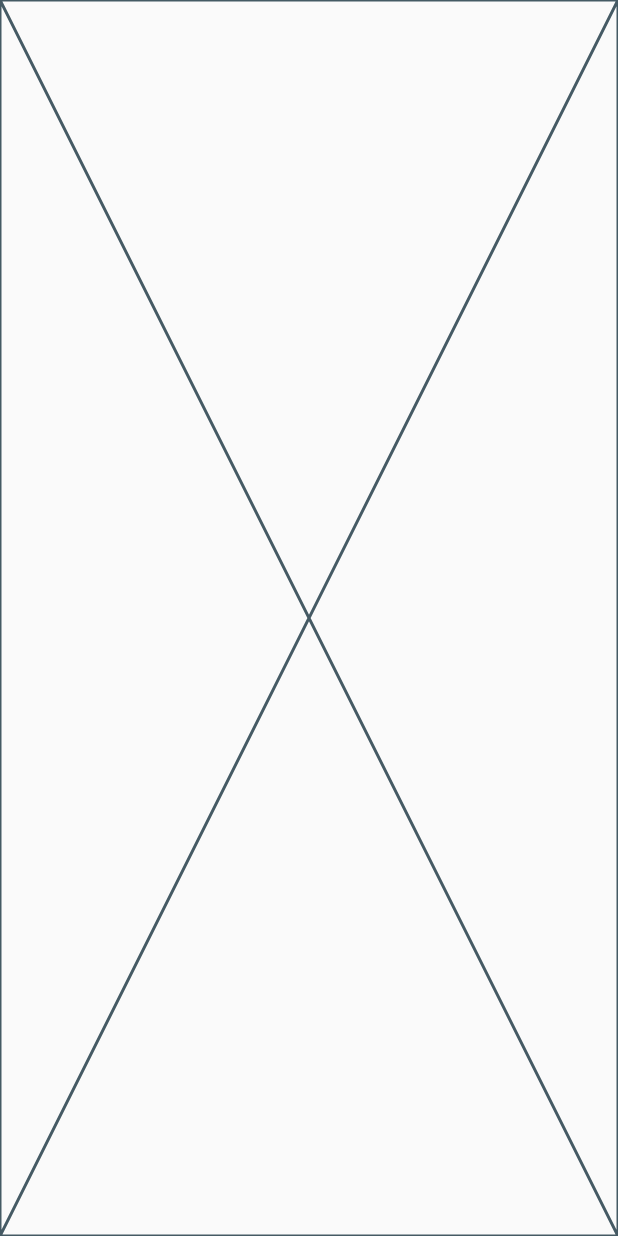
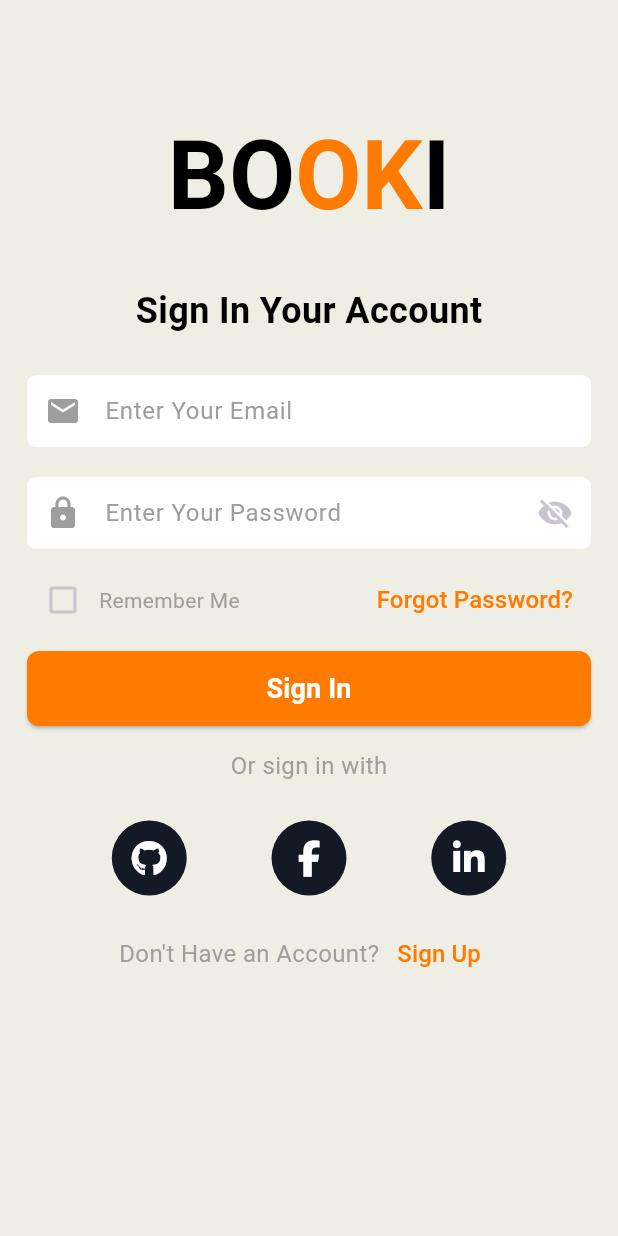
Before and after one commit to Kubbany/Bookie-App, a Flutter app: the screen it shows after launch, on a phone screen of 412 x 824 dp. Run offline on Flutter 3.47's test engine with Material 3 defaults, Android fonts, the phone set to English and light mode, and no system bars; our stand-ins replace connectivity_plus, font_awesome_flutter, get_it, go_router, google_fonts.

Commit message:
Login View UI Almost Done

```diff
--- /dev/null
+++ b/lib/Features/authentication/presentation/views/login_view.dart
@@ -0,0 +1,13 @@
+import 'package:booki/Features/authentication/presentation/views/widgets/login_view_body.dart';
+import 'package:flutter/material.dart';
+
+class LoginView extends StatelessWidget {
+  const LoginView({super.key});
+
+  @override
+  Widget build(BuildContext context) {
+    return const Scaffold(
+      body: LoginViewBody(),
+    );
+  }
+}
--- /dev/null
+++ b/lib/Features/authentication/presentation/views/register_view.dart
@@ -0,0 +1,11 @@
+import 'package:booki/Features/authentication/presentation/views/widgets/register_view_body.dart';
+import 'package:flutter/material.dart';
+
+class RegisterView extends StatelessWidget {
+  const RegisterView({super.key});
+
+  @override
+  Widget build(BuildContext context) {
+    return const RegisterViewBody();
+  }
+}
--- /dev/null
+++ b/lib/Features/authentication/presentation/views/widgets/continue_with_item.dart
@@ -0,0 +1,20 @@
+import 'package:flutter/material.dart';
+
+class ContinueWithItem extends StatelessWidget {
+  const ContinueWithItem({super.key, required this.icon});
+  final IconData icon;
+  @override
+  Widget build(BuildContext context) {
+    return InkWell(
+      onTap: () {},
+      child: CircleAvatar(
+        backgroundColor: const Color(0xff131925),
+        radius: 25,
+        child: Icon(
+          icon,
+          color: Colors.white,
+        ),
+      ),
+    );
+  }
+}
--- /dev/null
+++ b/lib/Features/authentication/presentation/views/widgets/continue_with_list.dart
@@ -0,0 +1,25 @@
+import 'package:booki/Features/authentication/presentation/views/widgets/continue_with_item.dart';
+import 'package:flutter/material.dart';
+import 'package:font_awesome_flutter/font_awesome_flutter.dart';
+
+class ContinueWithList extends StatelessWidget {
+  const ContinueWithList({super.key});
+
+  @override
+  Widget build(BuildContext context) {
+    return const Row(
+      mainAxisAlignment: MainAxisAlignment.spaceEvenly,
+      children: <Widget>[
+        ContinueWithItem(
+          icon: FontAwesomeIcons.github,
+        ),
+        ContinueWithItem(
+          icon: FontAwesomeIcons.facebookF,
+        ),
+        ContinueWithItem(
+          icon: FontAwesomeIcons.linkedinIn,
+        ),
+      ],
+    );
+  }
+}
--- /dev/null
+++ b/lib/Features/authentication/presentation/views/widgets/continue_with_section.dart
@@ -0,0 +1,25 @@
+import 'package:booki/Features/authentication/presentation/views/widgets/continue_with_list.dart';
+import 'package:flutter/material.dart';
+
+class ContinueWithSection extends StatelessWidget {
+  const ContinueWithSection({super.key, required this.title});
+  final String title;
+  @override
+  Widget build(BuildContext context) {
+    return Column(
+      children: <Widget>[
+        Text(
+          title,
+          style: const TextStyle(
+            fontSize: 16,
+            color: Colors.grey,
+          ),
+        ),
+        const SizedBox(
+          height: 25,
+        ),
+        const ContinueWithList(),
+      ],
+    );
+  }
+}
--- /dev/null
+++ b/lib/Features/authentication/presentation/views/widgets/login_to_register.dart
@@ -0,0 +1,37 @@
+import 'package:booki/core/utils/app_router.dart';
+import 'package:flutter/material.dart';
+import 'package:go_router/go_router.dart';
+
+class LoginToRegister extends StatelessWidget {
+  const LoginToRegister({super.key});
+
+  @override
+  Widget build(BuildContext context) {
+    return Row(
+      mainAxisAlignment: MainAxisAlignment.center,
+      children: <Widget>[
+        const Text(
+          "Don't Have an Account?",
+          style: TextStyle(
+            fontSize: 16,
+            color: Colors.grey,
+          ),
+        ),
+        TextButton(
+          onPressed: () {
+            GoRouter.of(context).pushReplacement(
+              AppRouter.kRegisterView,
+            );
+          },
+          child: const Text(
+            "Sign Up",
+            style: TextStyle(
+              fontSize: 16,
+              color: Color(0xFFFF7A00),
+            ),
+          ),
+        ),
+      ],
+    );
+  }
+}
--- /dev/null
+++ b/lib/Features/authentication/presentation/views/widgets/login_view_body.dart
@@ -0,0 +1,66 @@
+import 'package:booki/Features/authentication/presentation/views/widgets/continue_with_section.dart';
+import 'package:booki/Features/authentication/presentation/views/widgets/login_to_register.dart';
+import 'package:booki/Features/authentication/presentation/views/widgets/sign_in_form_section.dart';
+import 'package:booki/Features/splash/presentation/views/widgets/text_logo.dart';
+import 'package:booki/core/utils/widgets/custom_button.dart';
+import 'package:flutter/material.dart';
+
+class LoginViewBody extends StatelessWidget {
+  const LoginViewBody({super.key});
+
+  @override
+  Widget build(BuildContext context) {
+    return SingleChildScrollView(
+      physics: const BouncingScrollPhysics(),
+      child: Container(
+        padding: const EdgeInsets.symmetric(
+          horizontal: 18,
+        ),
+        width: double.infinity,
+        child: Column(
+          mainAxisAlignment: MainAxisAlignment.center,
+          children: <Widget>[
+            const SizedBox(
+              height: 80,
+            ),
+            const TextLogo(fontSize: 64),
+            const SizedBox(
+              height: 35,
+            ),
+            const Text(
+              "Sign In Your Account",
+              style: TextStyle(
+                fontSize: 24,
+                color: Colors.black,
+                fontWeight: FontWeight.bold,
+              ),
+            ),
+            const SizedBox(
+              height: 26,
+            ),
+            const SignInFormSection(),
+            CustomButton(
+              isLoading: false,
+              title: "Sign In",
+              titleSize: 18,
+              buttonHeight: 50,
+              onPressed: () {},
+              borderRadius: 8,
+              backgroundColor: const Color(0xFFFF7A00),
+            ),
+            const SizedBox(
+              height: 15,
+            ),
+            const ContinueWithSection(
+              title: "Or sign in with",
+            ),
+            const SizedBox(
+              height: 15,
+            ),
+            const LoginToRegister(),
+          ],
+        ),
+      ),
+    );
+  }
+}
--- /dev/null
+++ b/lib/Features/authentication/presentation/views/widgets/register_view_body.dart
@@ -0,0 +1,10 @@
+import 'package:flutter/material.dart';
+
+class RegisterViewBody extends StatelessWidget {
+  const RegisterViewBody({super.key});
+
+  @override
+  Widget build(BuildContext context) {
+    return const Placeholder();
+  }
+}
--- /dev/null
+++ b/lib/Features/authentication/presentation/views/widgets/remember_me.dart
@@ -0,0 +1,35 @@
+import 'package:flutter/material.dart';
+
+class RememberMe extends StatefulWidget {
+  const RememberMe({
+    super.key,
+  });
+
+  @override
+  State<RememberMe> createState() => _RememberMeState();
+}
+
+class _RememberMeState extends State<RememberMe> {
+  @override
+  Widget build(BuildContext context) {
+    return Row(
+      children: [
+        Checkbox(
+          value: false,
+          onChanged: (value) {
+            value == false ? true : false;
+            setState(() {});
+          },
+        ),
+        const Text(
+          "Remember Me",
+          style: TextStyle(
+            fontSize: 14,
+            fontWeight: FontWeight.w400,
+            color: Colors.grey,
+          ),
+        ),
+      ],
+    );
+  }
+}
--- /dev/null
+++ b/lib/Features/authentication/presentation/views/widgets/sign_in_actions_section.dart
@@ -0,0 +1,27 @@
+import 'package:booki/Features/authentication/presentation/views/widgets/remember_me.dart';
+import 'package:flutter/material.dart';
+
+class SignInActionsSection extends StatelessWidget {
+  const SignInActionsSection({super.key});
+
+  @override
+  Widget build(BuildContext context) {
+    return Row(
+      mainAxisAlignment: MainAxisAlignment.spaceBetween,
+      children: <Widget>[
+        const RememberMe(),
+        TextButton(
+          onPressed: () {},
+          child: const Text(
+            "Forgot Password?",
+            textAlign: TextAlign.left,
+            style: TextStyle(
+              fontSize: 16,
+              color: Color(0xFFFF7A00),
+            ),
+          ),
+        ),
+      ],
+    );
+  }
+}
--- /dev/null
+++ b/lib/Features/authentication/presentation/views/widgets/sign_in_form_section.dart
@@ -0,0 +1,38 @@
+import 'package:booki/Features/authentication/presentation/views/widgets/sign_in_actions_section.dart';
+import 'package:booki/core/utils/app_validators.dart';
+import 'package:booki/core/utils/widgets/custom_input_field.dart';
+import 'package:flutter/material.dart';
+
+class SignInFormSection extends StatelessWidget {
+  const SignInFormSection({super.key});
+
+  @override
+  Widget build(BuildContext context) {
+    return Form(
+      child: Column(
+        children: <Widget>[
+          CustomInputField(
+            hint: "Enter Your Email",
+            textEditingController: TextEditingController(),
+            validator: AppValidators.emailValidation,
+          ),
+          const SizedBox(
+            height: 20,
+          ),
+          CustomInputField(
+            isPasswordField: true,
+            hint: "Enter Your Password",
+            textEditingController: TextEditingController(),
+          ),
+          const SizedBox(
+            height: 10,
+          ),
+          const SignInActionsSection(),
+          const SizedBox(
+            height: 10,
+          ),
+        ],
+      ),
+    );
+  }
+}
--- a/lib/Features/splash/presentation/views/widgets/splash_view_body.dart
+++ b/lib/Features/splash/presentation/views/widgets/splash_view_body.dart
@@ -151,7 +151,7 @@ class _SplashViewBodyState extends State<SplashViewBody> with SingleTickerProvid
       const Duration(seconds: 2),
     );
     if (mounted) {
-      GoRouter.of(context).go(AppRouter.kHomeView);
+      GoRouter.of(context).go(AppRouter.kLoginView);
     }
   }
 
--- a/lib/core/utils/app_router.dart
+++ b/lib/core/utils/app_router.dart
@@ -1,3 +1,5 @@
+import 'package:booki/Features/authentication/presentation/views/login_view.dart';
+import 'package:booki/Features/authentication/presentation/views/register_view.dart';
 import 'package:booki/Features/home/presentation/views/home_view.dart';
 import 'package:booki/Features/splash/presentation/views/splash_view.dart';
 import 'package:flutter/material.dart';
@@ -13,21 +15,20 @@ abstract class AppRouter {
         path: '/',
         builder: (context, state) => const SplashView(),
       ),
-
-      // GoRoute(
-      //   path: kLoginView,
-      //   pageBuilder: (context, state) => slidingNavigation(
-      //     state,
-      //     const LoginView(),
-      //   ),
-      // ),
-      // GoRoute(
-      //   path: kRegisterView,
-      //   pageBuilder: (context, state) => slidingNavigation(
-      //     state,
-      //     const RegisterView(),
-      //   ),
-      // ),
+      GoRoute(
+        path: kLoginView,
+        pageBuilder: (context, state) => slidingNavigation(
+          state,
+          const LoginView(),
+        ),
+      ),
+      GoRoute(
+        path: kRegisterView,
+        pageBuilder: (context, state) => slidingNavigation(
+          state,
+          const RegisterView(),
+        ),
+      ),
       GoRoute(
         path: kHomeView,
         pageBuilder: (context, state) => slidingNavigation(
--- /dev/null
+++ b/lib/core/utils/app_validators.dart
@@ -0,0 +1,46 @@
+class AppValidators {
+  // required field
+  static String? requiredField(String? value, {bool ignoreValidation = false}) {
+    if (ignoreValidation) {
+      return null;
+    } else if (value == null || value.isEmpty) {
+      return "This Field Cannot Be Empty";
+    }
+    return null;
+  }
+
+  static String? emailValidation(String? value, {bool ignoreValidation = false}) {
+    if (ignoreValidation) {
+      return null;
+    } else if (value == null || value.isEmpty) {
+      return "This Field Cannot Be Empty";
+    }
+    final emailRegex = RegExp(r'^[\w-.]+@([\w-]+\.)+[\w-]{2,4}$');
+    if (ignoreValidation) {
+      return null;
+    } else if (!emailRegex.hasMatch(value)) {
+      return "Please Enter A Valid Email";
+    }
+    return null;
+  }
+
+  static String? passwordValidation(String? value) {
+    if (value == null || value.isEmpty) {
+      return "This Field Cannot Be Empty";
+    }
+    if (value.length < 8) {
+      return "Password Must Be At Least 8 Chars";
+    }
+    return null;
+  }
+
+  static String? confirmPasswordValiation(String? value, String passwordValue) {
+    if (value == null || value.isEmpty) {
+      return "This Field Cannot Be Empty";
+    }
+    if (value != passwordValue) {
+      return "Password Doesn't Match";
+    }
+    return null;
+  }
+}
--- /dev/null
+++ b/lib/core/utils/widgets/custom_button.dart
@@ -0,0 +1,72 @@
+import 'package:flutter/material.dart';
+
+class CustomButton extends StatelessWidget {
+  const CustomButton({
+    super.key,
+    required this.title,
+    required this.onPressed,
+    this.borderColor,
+    this.titleColor,
+    required this.borderRadius,
+    required this.backgroundColor,
+    this.titleSize,
+    this.buttonHeight,
+    this.borderSideWidth,
+    this.isLoading = false,
+  });
+
+  final VoidCallback onPressed;
+  final String title;
+  final Color backgroundColor;
+  final Color? borderColor;
+  final Color? titleColor;
+  final double borderRadius;
+  final double? titleSize;
+  final double? buttonHeight;
+  final double? borderSideWidth;
+  final bool isLoading;
+
+  @override
+  Widget build(BuildContext context) {
+    return ElevatedButton(
+      style: ElevatedButton.styleFrom(
+        minimumSize: buttonHeight == null ? null : Size(double.infinity, buttonHeight!),
+        backgroundColor: backgroundColor,
+        shape: RoundedRectangleBorder(
+          side: borderColor != null
+              ? BorderSide(
+                  color: borderColor!,
+                  width: borderSideWidth ?? 2.5,
+                )
+              : BorderSide.none,
+          borderRadius: BorderRadius.all(
+            Radius.circular(borderRadius),
+          ),
+        ),
+      ),
+      onPressed: onPressed,
+      child: Padding(
+        padding: title.contains("Home")
+            ? const EdgeInsets.symmetric(
+                vertical: 15,
+              )
+            : EdgeInsets.zero,
+        child: isLoading
+            ? const Center(
+                child: CircularProgressIndicator(
+                  color: Colors.white,
+                ),
+              )
+            : Text(
+                title,
+                textAlign: TextAlign.center,
+                style: TextStyle(
+                  fontWeight: FontWeight.bold,
+                  fontSize: titleSize,
+                  color: titleColor ?? Colors.white,
+                ),
+              ),
+      ),
+    );
+  }
+}
--- /dev/null
+++ b/lib/core/utils/widgets/custom_input_field.dart
@@ -0,0 +1,46 @@
+import 'package:booki/core/utils/widgets/custom_password_field.dart';
+import 'package:booki/core/utils/widgets/custom_text_form_field.dart';
+import 'package:flutter/material.dart';
+
+class CustomInputField extends StatelessWidget {
+  const CustomInputField({
+    super.key,
+    required this.hint,
+    this.verticalContentPadding,
+    this.keyboardType,
+    this.validator,
+    this.isPasswordField = false,
+    this.textEditingController,
+  });
+  final String hint;
+  final TextEditingController? textEditingController;
+  final double? verticalContentPadding;
+  final bool isPasswordField;
+  final TextInputType? keyboardType;
+  final String? Function(String?)? validator;
+  @override
+  Widget build(BuildContext context) {
+    return Column(
+      crossAxisAlignment: CrossAxisAlignment.start,
+      spacing: 10,
+      children: [
+        isPasswordField
+            ? CustomPasswordField(
+                textEditingController: textEditingController,
+                fillColor: Colors.white,
+                validator: validator,
+                hintText: hint,
+              )
+            : CustomTextFormField(
+                prefixIcon: Icons.email,
+                textEditingController: textEditingController,
+                keyboardType: keyboardType,
+                fillColor: Colors.white,
+                validator: validator,
+                hintText: hint,
+                verticalContentPadding: verticalContentPadding,
+              ),
+      ],
+    );
+  }
+}
--- /dev/null
+++ b/lib/core/utils/widgets/custom_password_field.dart
@@ -0,0 +1,81 @@
+import 'package:flutter/material.dart';
+
+class CustomPasswordField extends StatefulWidget {
+  const CustomPasswordField({
+    super.key,
+    required this.hintText,
+    this.textEditingController,
+    this.validator,
+    this.fillColor,
+  });
+  final String hintText;
+  final Color? fillColor;
+  final TextEditingController? textEditingController;
+  final String? Function(String?)? validator;
+  @override
+  State<CustomPasswordField> createState() => _CustomPasswordFieldState();
+}
+
+class _CustomPasswordFieldState extends State<CustomPasswordField> {
+  bool isVisible = false;
+  @override
+  Widget build(BuildContext context) {
+    return TextFormField(
+      controller: widget.textEditingController,
+      autovalidateMode: AutovalidateMode.onUserInteraction,
+      validator: widget.validator ??
+          (value) {
+            if (value == null || value.isEmpty) {
+              return "This Filed Cannot Be Empty";
+            }
+            return null;
+          },
+      obscureText: !isVisible,
+      decoration: InputDecoration(
+        prefixIcon: const Icon(
+          Icons.lock_rounded,
+          color: Colors.grey,
+        ),
+        filled: true,
+        fillColor: widget.fillColor ?? const Color(0xff101825),
+        contentPadding: const EdgeInsets.only(
+          top: 12,
+          left: 16,
+          right: 16,
+          bottom: 12,
+        ),
+        enabledBorder: buildBorder(),
+        errorBorder: buildBorder(color: Colors.red),
+        focusedBorder: buildBorder(
+          color: Colors.blue,
+        ),
+        focusedErrorBorder: buildBorder(
+          color: Colors.red,
+        ),
+        hintText: widget.hintText,
+        hintStyle: const TextStyle(
+          fontSize: 16,
+          color: Colors.grey,
+        ),
+        suffixIcon: IconButton(
+          onPressed: () {
+            isVisible = !isVisible;
+            setState(() {});
+          },
+          icon: Icon(
+            isVisible != true ? Icons.visibility_off : Icons.visibility,
+          ),
+        ),
+      ),
+    );
+  }
+
+  OutlineInputBorder buildBorder({Color? color}) {
+    return OutlineInputBorder(
+      borderRadius: BorderRadius.circular(6),
+      borderSide: BorderSide(
+        color: color ?? Colors.transparent,
+      ),
+    );
+  }
+}
--- /dev/null
+++ b/lib/core/utils/widgets/custom_text_form_field.dart
@@ -0,0 +1,89 @@
+import 'package:flutter/material.dart';
+
+class CustomTextFormField extends StatefulWidget {
+  const CustomTextFormField({
+    super.key,
+    required this.hintText,
+    required this.prefixIcon,
+    this.keyboardType,
+    this.textEditingController,
+    this.validator,
+    this.verticalContentPadding,
+    this.fillColor,
+    this.borderColor,
+    this.borderRadius,
+  });
+  final String hintText;
+  final IconData prefixIcon;
+  final Color? fillColor, borderColor;
+  final double? verticalContentPadding, borderRadius;
+  final TextEditingController? textEditingController;
+  final TextInputType? keyboardType;
+  final String? Function(String?)? validator;
+  @override
+  State<CustomTextFormField> createState() => _CustomTextFormFieldState();
+}
+
+class _CustomTextFormFieldState extends State<CustomTextFormField> {
+  bool isVisible = false;
+  @override
+  Widget build(BuildContext context) {
+    return TextFormField(
+      controller: widget.textEditingController,
+      autovalidateMode: AutovalidateMode.onUserInteraction,
+      validator: widget.validator ??
+          (value) {
+            if (value == null || value.isEmpty) {
+              return "This Filed Cannot Be Empty";
+            }
+            return null;
+          },
+      keyboardType: widget.keyboardType,
+      textAlignVertical: widget.verticalContentPadding == null ? null : TextAlignVertical.top,
+      decoration: InputDecoration(
+        prefixIcon: Icon(
+          widget.prefixIcon,
+          color: Colors.grey,
+        ),
+        filled: true,
+        fillColor: widget.fillColor ?? const Color(0xff101825),
+        contentPadding: EdgeInsets.only(
+          top: 12,
+          left: 16,
+          right: 16,
+          bottom: widget.verticalContentPadding ?? 12,
+        ),
+        enabledBorder: buildBorder(
+          color: widget.borderColor,
+          borderRadius: widget.borderRadius,
+        ),
+        errorBorder: buildBorder(
+          color: Colors.red,
+          borderRadius: widget.borderRadius,
+        ),
+        focusedBorder: buildBorder(
+          color: Colors.blue,
+          borderRadius: widget.borderRadius,
+        ),
+        focusedErrorBorder: buildBorder(
+          color: Colors.red,
+          borderRadius: widget.borderRadius,
+        ),
+        hintText: widget.hintText,
+        hintStyle: const TextStyle(
+          fontSize: 16,
+          color: Colors.grey,
+        ),
+      ),
+    );
+  }
+
+  OutlineInputBorder buildBorder({Color? color, double? borderRadius}) {
+    return OutlineInputBorder(
+      borderRadius: BorderRadius.circular(borderRadius ?? 6),
+      borderSide: BorderSide(
+        color: color ?? Colors.transparent,
+      ),
+    );
+  }
+}
--- a/lib/main.dart
+++ b/lib/main.dart
@@ -16,7 +16,7 @@ class BookieApp extends StatelessWidget {
     return MaterialApp.router(
       debugShowCheckedModeBanner: false,
       theme: ThemeData.dark().copyWith(
-        scaffoldBackgroundColor: const Color(0xfffafafa),
+        scaffoldBackgroundColor: const Color(0xffefeee5),
         appBarTheme: const AppBarTheme(
           color: Colors.black,
           iconTheme: IconThemeData(
--- a/pubspec.yaml
+++ b/pubspec.yaml
@@ -32,6 +32,7 @@ dependencies:
   cupertino_icons: ^1.0.8
   flutter:
     sdk: flutter
+  font_awesome_flutter: ^10.8.0
   get_it: ^8.0.3
   go_router: ^16.0.0
   google_fonts: ^6.2.1
```
Also changed, not shown: pubspec.lock.
